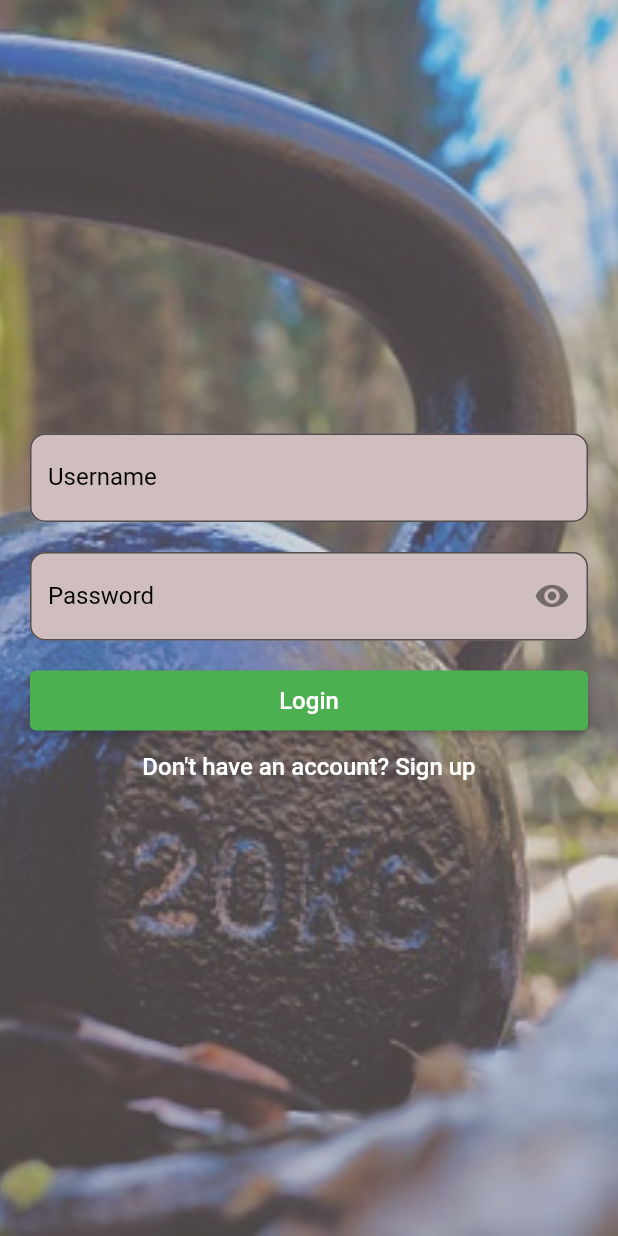
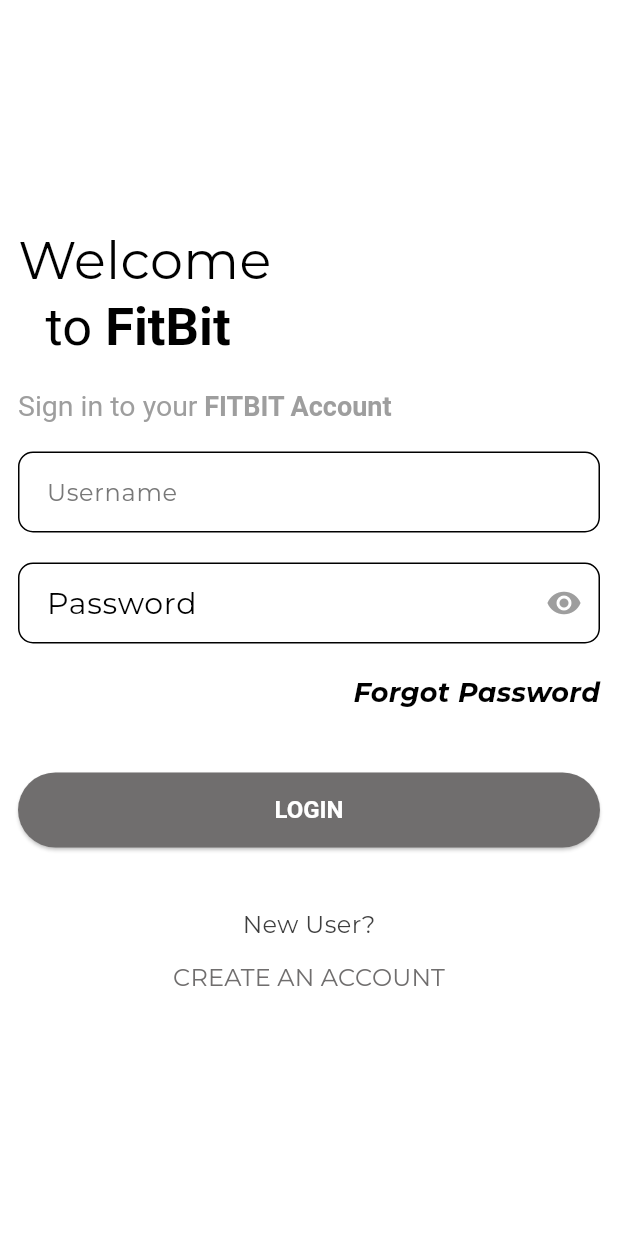
Before and after one commit to Inish-Bashyal/FitBit-Mobile, a Flutter app: the screen it shows after launch, on a phone screen of 412 x 824 dp. Run offline on Flutter 3.47's test engine with Material 2 defaults, Android fonts, the phone set to English and light mode, and no system bars; our stand-ins replace font_awesome_flutter, motion_toast.

Commit message:
Themes added

```diff
--- a/lib/app.dart
+++ b/lib/app.dart
@@ -1,4 +1,5 @@
-import 'package:fitbit/view/login_view.dart';
+import 'package:fitbit/routes/app_route.dart';
+import 'package:fitbit/themes/app_themes.dart';
 import 'package:flutter/material.dart';
 
 class App extends StatelessWidget {
@@ -6,9 +7,11 @@ class App extends StatelessWidget {
 
   @override
   Widget build(BuildContext context) {
-    return const MaterialApp(
+    return MaterialApp(
       debugShowCheckedModeBanner: false,
-      home: LoginView(),
+      theme: AppTheme.getApplicationTheme(),
+      initialRoute: AppRoute.loginRoute,
+      routes: AppRoute.getAppRoutes(),
     );
   }
 }
--- /dev/null
+++ b/lib/routes/app_route.dart
@@ -0,0 +1,21 @@
+import 'package:fitbit/view/dashboard_view.dart';
+import 'package:fitbit/view/login_view.dart';
+import 'package:fitbit/view/register_view.dart';
+
+class AppRoute {
+  AppRoute._();
+
+  static const String loginRoute = '/';
+  static const String registerRoute = '/register';
+  static const String dashboardRoute = '/dashboard';
+  // static const String splashRoute = '/splash';
+
+  static getAppRoutes() {
+    return {
+      loginRoute: (context) => const LoginView(),
+      registerRoute: (context) => const RegisterView(),
+      dashboardRoute: (context) => const DashboardView(),
+      // splashRoute: (context) => const SplashScreenView(),
+    };
+  }
+}
--- /dev/null
+++ b/lib/themes/app_color_constant.dart
@@ -0,0 +1,8 @@
+import 'package:flutter/material.dart';
+
+class AppColorConstant {
+  AppColorConstant._();
+
+  static const Color primaryColor = Color.fromARGB(255, 112, 110, 110);
+  static const Color appBarColor = Color.fromARGB(255, 217, 216, 216);
+}
--- /dev/null
+++ b/lib/themes/app_themes.dart
@@ -0,0 +1,73 @@
+import 'package:fitbit/themes/app_color_constant.dart';
+import 'package:flutter/material.dart';
+
+class AppTheme {
+  AppTheme._();
+
+  static getApplicationTheme() {
+    return ThemeData(
+      colorScheme: const ColorScheme.light(
+        primary: Color.fromARGB(255, 112, 110, 110),
+      ),
+      fontFamily: 'Montserrat',
+      useMaterial3: true,
+
+      // Change app bar color
+      appBarTheme: const AppBarTheme(
+        elevation: 0,
+        backgroundColor: AppColorConstant.appBarColor,
+        centerTitle: true,
+        titleTextStyle: TextStyle(
+          color: Colors.black,
+          fontSize: 20,
+        ),
+      ),
+
+      // Change elevated button theme
+      elevatedButtonTheme: ElevatedButtonThemeData(
+        style: ElevatedButton.styleFrom(
+          foregroundColor: Colors.white,
+          backgroundColor: AppColorConstant.primaryColor,
+          textStyle: const TextStyle(
+            fontSize: 20,
+          ),
+        ),
+      ),
+
+      // //Change text form field theme
+      // textTheme: const TextTheme(
+      //   bodyLarge: TextStyle(
+      //     fontSize: 18,
+      //   ),
+      // ),
+
+      // Change text field theme
+      inputDecorationTheme: const InputDecorationTheme(
+        contentPadding: EdgeInsets.all(15),
+        border: OutlineInputBorder(),
+        labelStyle: TextStyle(
+          fontSize: 20,
+        ),
+        errorBorder: OutlineInputBorder(
+          borderSide: BorderSide(
+            color: Colors.red,
+          ),
+        ),
+        focusedBorder: OutlineInputBorder(
+          borderSide: BorderSide(
+            color: Colors.red,
+          ),
+        ),
+      ),
+
+      //Bottom navigation bar theme
+      bottomNavigationBarTheme: const BottomNavigationBarThemeData(
+        backgroundColor: Color.fromARGB(255, 162, 162, 162),
+        selectedItemColor: Color.fromARGB(255, 255, 255, 255),
+        unselectedItemColor: Colors.black,
+        type: BottomNavigationBarType.fixed,
+        elevation: 0,
+      ),
+    );
+  }
+}
--- a/lib/view/login_view.dart
+++ b/lib/view/login_view.dart
@@ -1,5 +1,4 @@
-import 'package:fitbit/view/dashboard_view.dart';
-import 'package:fitbit/view/register_view.dart';
+import 'package:fitbit/routes/app_route.dart';
 import 'package:fitbit/widgets/textfield_widget.dart';
 import 'package:flutter/material.dart';
 
@@ -14,6 +13,10 @@ class _LoginViewState extends State<LoginView> {
   final usernameController = TextEditingController(text: '');
   final passwordController = TextEditingController(text: '');
 
+  var gap = const SizedBox(
+    height: 20,
+  );
+
   bool obscureText = true;
 
   void togglePasswordVisibility() {
@@ -25,88 +28,151 @@ class _LoginViewState extends State<LoginView> {
   @override
   Widget build(BuildContext context) {
     return Scaffold(
-      body: Container(
-        decoration: const BoxDecoration(
-          image: DecorationImage(
-            image: AssetImage('assets/images/bg.jpg'),
-            fit: BoxFit.cover,
-          ),
-        ),
+      body: SafeArea(
         child: Container(
-          color: const Color.fromARGB(255, 183, 168, 168).withOpacity(0.4),
-          child: Center(
-            child: Padding(
-              padding: const EdgeInsets.all(20.0),
-              child: Form(
+          alignment: Alignment.centerLeft,
+          child: Padding(
+            padding: const EdgeInsets.all(12.0),
+            child: Form(
+              child: SingleChildScrollView(
                 child: Column(
-                  mainAxisAlignment: MainAxisAlignment.center,
                   children: [
-                    customTextField(usernameController, 'Username'),
-                    const SizedBox(height: 20.0),
                     Column(
                       children: [
-                        TextFormField(
-                          style: const TextStyle(color: Colors.black),
-                          controller: passwordController,
-                          obscureText: obscureText,
-                          decoration: InputDecoration(
-                            border: const OutlineInputBorder(
-                              borderRadius:
-                                  BorderRadius.all(Radius.circular(10)),
-                            ),
-                            filled: true,
-                            fillColor: const Color.fromARGB(255, 208, 190, 190),
-                            labelStyle: const TextStyle(color: Colors.black),
-                            labelText: 'Password',
-                            suffixIcon: GestureDetector(
-                              onTap: togglePasswordVisibility,
-                              child: Icon(
-                                obscureText
-                                    ? Icons.visibility
-                                    : Icons.visibility_off,
+                        Container(
+                          alignment: Alignment.topLeft,
+                          child: Column(
+                            children: [
+                              const Text(
+                                'Welcome',
+                                style: TextStyle(
+                                  fontSize: 35,
+                                ),
                               ),
-                            ),
+                              RichText(
+                                text: const TextSpan(
+                                  text: 'to',
+                                  style: TextStyle(
+                                      fontSize: 35, color: Colors.black),
+                                  children: <TextSpan>[
+                                    TextSpan(
+                                      text: ' FitBit ',
+                                      style: TextStyle(
+                                        color: Colors.black,
+                                        fontSize: 35,
+                                        fontWeight: FontWeight.bold,
+                                      ),
+                                    ),
+                                  ],
+                                ),
+                              ),
+                            ],
+                          ),
+                        ),
+                        gap,
+                        Container(
+                          alignment: Alignment.topLeft,
+                          child: Column(
+                            children: [
+                              RichText(
+                                text: const TextSpan(
+                                  text: 'Sign in to your',
+                                  style: TextStyle(
+                                    fontSize: 19,
+                                    color: Colors.grey,
+                                  ),
+                                  children: <TextSpan>[
+                                    TextSpan(
+                                      text: ' FITBIT Account ',
+                                      style: TextStyle(
+                                        color: Colors.grey,
+                                        fontSize: 18,
+                                        fontWeight: FontWeight.bold,
+                                      ),
+                                    ),
+                                  ],
+                                ),
+                              ),
+                            ],
                           ),
                         ),
                       ],
                     ),
-                    const SizedBox(height: 20.0),
+                    gap,
+                    customTextField(usernameController, 'Username'),
+                    gap,
+                    TextFormField(
+                      controller: passwordController,
+                      obscureText: obscureText,
+                      decoration: InputDecoration(
+                        labelText: 'Password',
+                        suffixIcon: GestureDetector(
+                          onTap: togglePasswordVisibility,
+                          child: Icon(
+                            obscureText
+                                ? Icons.visibility
+                                : Icons.visibility_off,
+                            color: Colors.grey,
+                          ),
+                        ),
+                        border: const OutlineInputBorder(
+                          borderRadius: BorderRadius.all(
+                            Radius.circular(10),
+                          ),
+                        ),
+                      ),
+                      validator: (String? value) {
+                        if (value!.isEmpty) {
+                          return 'This field is required';
+                        }
+                        return null;
+                      },
+                    ),
+                    gap,
+                    Container(
+                      alignment: Alignment.bottomRight,
+                      child: const Text(
+                        'Forgot Password',
+                        style: TextStyle(
+                          fontSize: 18,
+                          fontWeight: FontWeight.bold,
+                        ),
+                      ),
+                    ),
+                    gap,
+                    gap,
                     SizedBox(
-                      height: 40,
+                      height: 50,
                       width: double.infinity,
                       child: ElevatedButton(
                         onPressed: () {
-                          Navigator.push(
-                            context,
-                            MaterialPageRoute(
-                                builder: (context) => const DashboardView()),
-                          );
+                          Navigator.pushNamed(context, AppRoute.dashboardRoute);
                         },
-                        style: ElevatedButton.styleFrom(
-                          backgroundColor:
-                              Colors.green, // Set the background color here
-                        ),
                         child: const Text(
-                          'Login',
+                          'LOGIN',
                           style: TextStyle(
-                            color: Colors.white,
                             fontSize: 16,
+                            fontWeight: FontWeight.bold,
                           ),
                         ),
                       ),
                     ),
+                    gap,
+                    gap,
+                    const Text(
+                      'New User?',
+                      style: TextStyle(
+                        color: Color.fromARGB(255, 62, 62, 62),
+                        fontSize: 16,
+                      ),
+                    ),
                     TextButton(
                       onPressed: () {
-                        Navigator.push(
-                          context,
-                          MaterialPageRoute(
-                              builder: (context) => const RegisterView()),
-                        );
+                        Navigator.pushNamed(context, AppRoute.registerRoute);
                       },
                       child: const Text(
-                        "Don't have an account? Sign up",
+                        "CREATE AN ACCOUNT",
                         style: TextStyle(
-                          color: Colors.white,
                           fontSize: 16,
                         ),
                       ),
--- a/lib/view/profile_view.dart
+++ b/lib/view/profile_view.dart
@@ -29,7 +29,7 @@ class _ProfileViewState extends State<ProfileView> {
                     width: double.infinity,
                     height: 300,
                     child: Image.network(
-                      'https://assets.xfinity.com/assets/dotcom/learn/Images/Hub/Articles/house-dragon.jpeg',
+                      'https://encrypted-tbn0.gstatic.com/images?q=tbn:ANd9GcT-0IlJoOev0yf_6D_PTCHmVi1lwBJKz1B4vg&usqp=CAU',
                       fit: BoxFit.fitHeight,
                     ),
                   ),
@@ -42,7 +42,7 @@ class _ProfileViewState extends State<ProfileView> {
                       child: CircleAvatar(
                         radius: 200,
                         backgroundImage: NetworkImage(
-                            'https://www.cnet.com/a/img/resize/ed39b854b33cee2a83301c229c702dae6fd314a9/hub/2019/05/06/1adfd325-7ab6-41dc-8e8d-755b50cec10d/game-of-thrones-season-8-episode-4-dany-after-missandei.jpg?auto=webp&fit=crop&height=675&width=1200'),
+                            'https://media.licdn.com/dms/image/D5603AQG-BMXz9ds3Kw/profile-displayphoto-shrink_800_800/0/1674663322596?e=2147483647&v=beta&t=-ASZP2s-NHHfPfozLn9l2mmYZh--8RipLD-v_6lENrc'),
                       ),
                     ),
                   ),
@@ -56,7 +56,7 @@ class _ProfileViewState extends State<ProfileView> {
               Container(
                   alignment: Alignment.bottomLeft,
                   child: const Text(
-                    'Full Name',
+                    'Inish Bashyal',
                     style: TextStyle(
                       fontWeight: FontWeight.bold,
                       fontSize: 26,
--- a/lib/view/support_view.dart
+++ b/lib/view/support_view.dart
@@ -16,9 +16,7 @@ class _SupportViewState extends State<SupportView> {
   @override
   Widget build(BuildContext context) {
     return Scaffold(
-      appBar: AppBar(
-        backgroundColor: const Color.fromARGB(255, 112, 110, 110),
-      ),
+      appBar: AppBar(),
       body: SafeArea(
         child: Padding(
           padding: const EdgeInsets.all(12.0),
--- a/lib/widgets/cardview_widget.dart
+++ b/lib/widgets/cardview_widget.dart
@@ -14,7 +14,7 @@ Widget cardView(
     child: SizedBox(
       child: Card(
         elevation: 5,
-        color: const Color.fromARGB(255, 112, 110, 110),
+        color: const Color.fromARGB(255, 226, 223, 223),
         shape: RoundedRectangleBorder(
           borderRadius: BorderRadius.circular(10),
         ),
--- a/lib/widgets/textfield_widget.dart
+++ b/lib/widgets/textfield_widget.dart
@@ -2,17 +2,24 @@ import 'package:flutter/material.dart';
 
 Widget customTextField(TextEditingController controller, String text) {
   return TextFormField(
-    style: const TextStyle(color: Colors.black),
     controller: controller,
     decoration: InputDecoration(
-      border: OutlineInputBorder(
-        borderRadius: BorderRadius.circular(10),
+      labelText: text,
+      labelStyle: const TextStyle(
+        color: Color.fromARGB(255, 120, 120, 120),
       ),
-      labelText: text,
-      labelStyle: const TextStyle(color: Colors.black),
-      filled: true,
-      fillColor: const Color.fromARGB(255, 208, 190, 190),
+      border: const OutlineInputBorder(
+        borderRadius: BorderRadius.all(
+          Radius.circular(10),
+        ),
+      ),
     ),
+    validator: (String? value) {
+      if (value!.isEmpty) {
+        return 'This field is required';
+      }
+      return null;
+    },
   );
 }
 
```
Also changed, not shown: lib/view/home_view.dart (+3 -13 lines), lib/view/register_view.dart (+106 -51 lines), pubspec.yaml (+15 -11 lines), assets/fonts/montserrat/Montserrat-BoldItalic.ttf (added), assets/fonts/montserrat/Montserrat-Italic.ttf (added), assets/fonts/montserrat/Montserrat-Regular.ttf (added), assets/fonts/open_sans/OpenSans-Regular.ttf (added), assets/fonts/open_sans/OpenSans_Condensed-BoldItalic.ttf (added), assets/fonts/open_sans/OpenSans_SemiCondensed-Italic.ttf (added).
